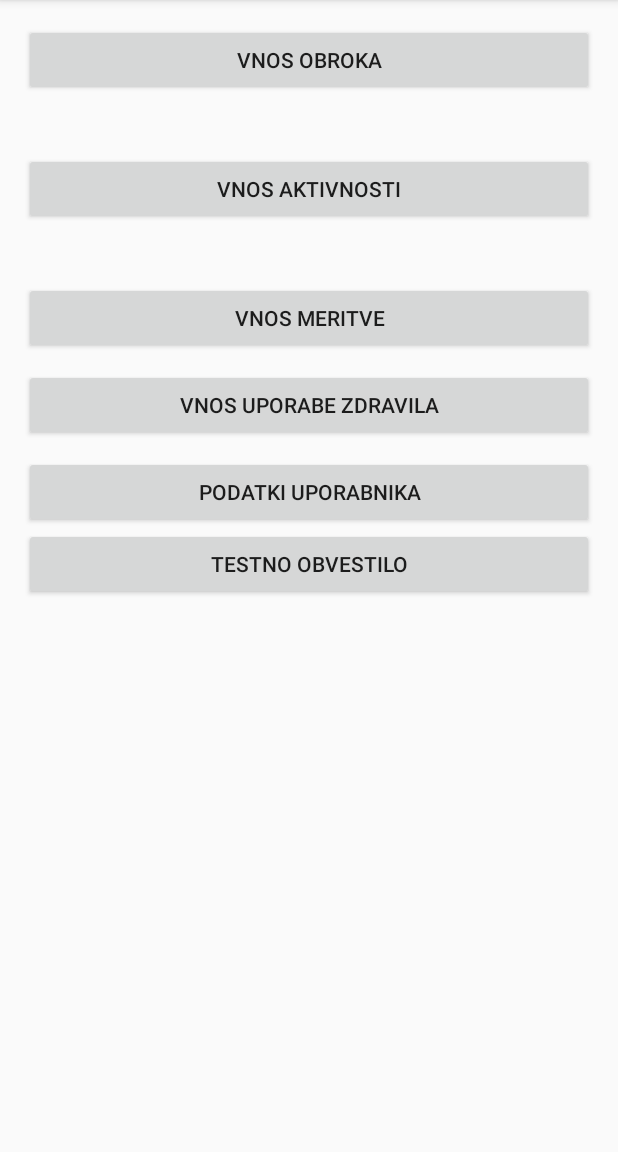
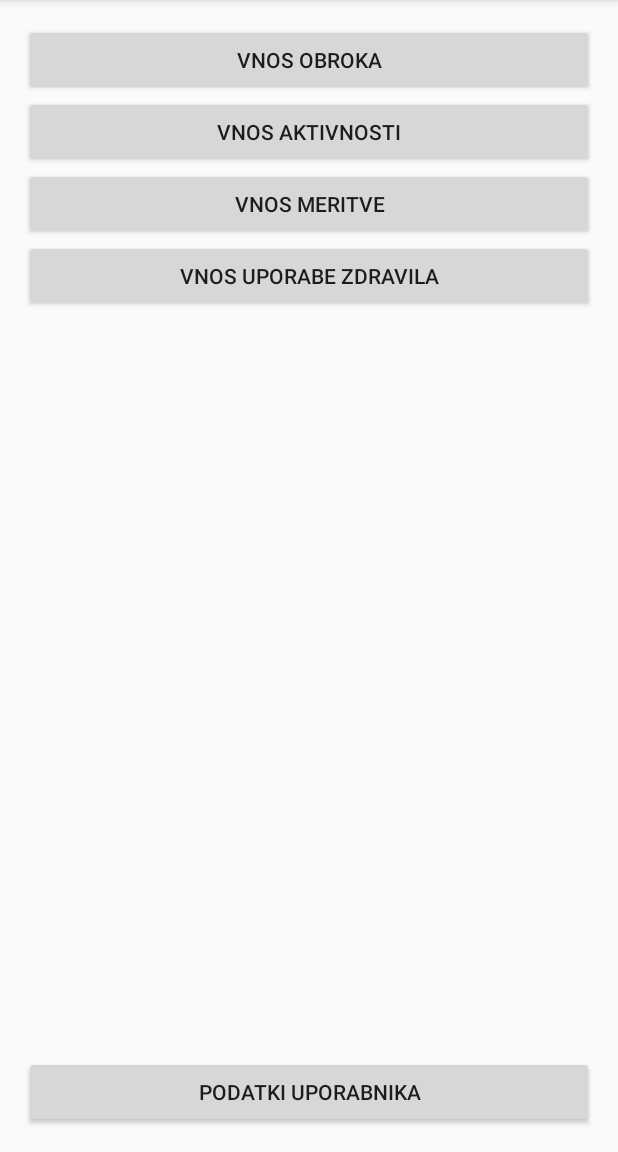
Before and after one commit to nixzoor/GlucoWatch, an Android app: the screen it shows after launch (MainActivity), on a phone screen of 412 x 824 dp, the part 84-1236 px from its top. Run offline under Robolectric (Android 15) with nearby library versions, the phone set to English and light mode, and no system bars; 2 statements that could not run were skipped.

Commit message:
Modified main activity - added relative layout

```diff
--- a/mobile/src/main/res/layout/activity_main.xml
+++ b/mobile/src/main/res/layout/activity_main.xml
@@ -1,4 +1,4 @@
-<LinearLayout xmlns:android="http://schemas.android.com/apk/res/android"
+<RelativeLayout xmlns:android="http://schemas.android.com/apk/res/android"
     xmlns:tools="http://schemas.android.com/tools" android:layout_width="match_parent"
     android:layout_height="match_parent" android:paddingLeft="@dimen/activity_horizontal_margin"
     android:paddingRight="@dimen/activity_horizontal_margin"
@@ -11,25 +11,29 @@
         android:layout_height="wrap_content"
         android:text="Vnos obroka"
         android:id="@+id/Btn_obrok"
-        android:onClick="activityDodajObrok" />
+        android:onClick="activityDodajObrok"
+        android:layout_alignParentTop="true"
+        android:layout_centerHorizontal="true" />
 
     <Button
         android:layout_width="fill_parent"
         android:layout_height="wrap_content"
         android:text="Vnos aktivnosti"
         android:id="@+id/Btn_aktivnost"
-        android:layout_marginTop="38dp"
         android:onClick="activityDodajAktivnost"
- />
+        android:layout_below="@+id/Btn_obrok"
+        android:layout_alignParentLeft="true"
+        android:layout_alignParentStart="true" />
 
     <Button
         android:layout_width="fill_parent"
         android:layout_height="wrap_content"
         android:text="Vnos meritve"
         android:id="@+id/btnDodajMeritve"
-        android:layout_marginTop="38dp"
         android:onClick="activityDodajMeritev"
- />
+        android:layout_below="@+id/Btn_aktivnost"
+        android:layout_alignParentLeft="true"
+        android:layout_alignParentStart="true" />
 
     <Button
         android:layout_width="fill_parent"
@@ -37,8 +41,9 @@
         android:text="Vnos Uporabe zdravila"
         android:id="@+id/btnVnosZdravila"
         android:onClick="activityDodajVnosZdravila"
-        android:layout_marginTop="10dp"
- />
+        android:layout_below="@+id/btnDodajMeritve"
+        android:layout_alignParentLeft="true"
+        android:layout_alignParentStart="true" />
 
     <Button
         android:layout_width="fill_parent"
@@ -48,14 +53,8 @@
         android:onClick="activityPodatkiUporabnika"
 
 
-        android:layout_marginTop="10dp"
- />
+        android:layout_alignParentBottom="true"
+        android:layout_alignParentLeft="true"
+        android:layout_alignParentStart="true" />
 
-    <Button
-        android:layout_width="fill_parent"
-        android:layout_height="wrap_content"
-        android:text="testno obvestilo"
-        android:id="@+id/notificationBtn"
-        android:layout_centerHorizontal="true" />
-
-</LinearLayout>
+</RelativeLayout>
```
